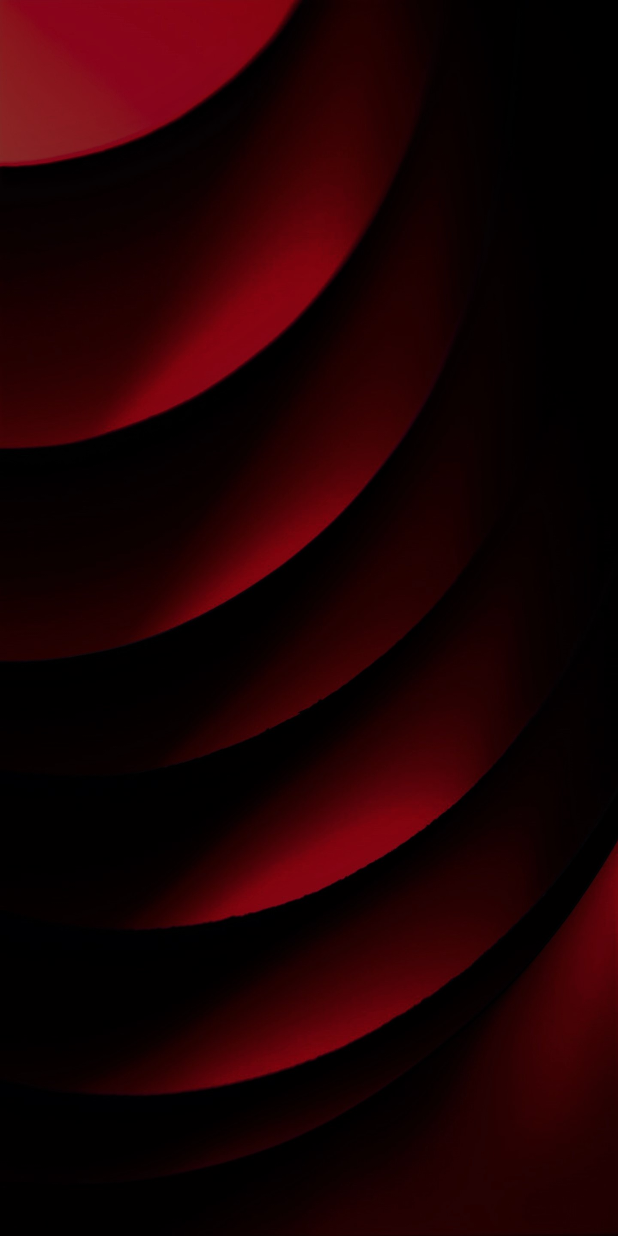
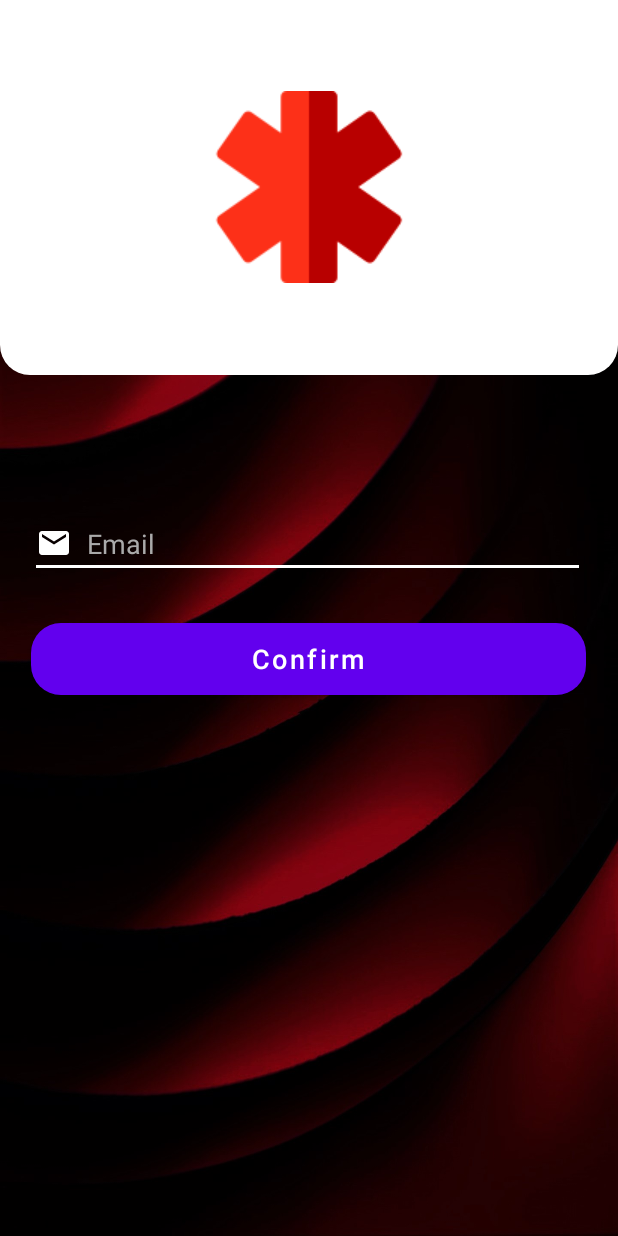
Before and after one commit to sin1102/Ambulance-booking, an Android app: the screen it shows after launch (ForgotPasswordActivity), after a tap on "Forgot Password ?", on a phone screen of 412 x 824 dp. Run offline under Robolectric (Android 15) with nearby library versions, the phone set to English and light mode, and no system bars; our stand-ins replace Firebase (no records; nobody signed in at launch, a user with empty details on screens opened directly); Roboto replaces fonts that are not available here.

Commit message:
Forgot Password

```diff
--- a/app/src/main/AndroidManifest.xml
+++ b/app/src/main/AndroidManifest.xml
@@ -46,7 +46,7 @@
             android:theme="@style/Theme.AppCompat.NoActionBar" />
         <activity
             android:name=".user.SignInActivity"
-            android:exported="true"
+            android:exported="false"
             android:theme="@style/Theme.AppCompat.NoActionBar" />
         <activity
             android:name=".SplashScreen.SplashScreen"
--- a/app/src/main/java/com/example/ambulancebooking/SplashScreen/SplashScreen.kt
+++ b/app/src/main/java/com/example/ambulancebooking/SplashScreen/SplashScreen.kt
@@ -17,9 +17,9 @@ class SplashScreen : AppCompatActivity() {
         setContentView(R.layout.activity_splash_screen)
 
         CoroutineScope(Dispatchers.Main).launch {
-            delay(6000L)
+            delay(3000L)
             startActivity(Intent(this@SplashScreen, SignInActivity::class.java))
-            finish()
+            finishAffinity()
         }
     }
 }
--- a/app/src/main/res/layout/activity_forgot_password.xml
+++ b/app/src/main/res/layout/activity_forgot_password.xml
@@ -4,10 +4,53 @@
     xmlns:tools="http://schemas.android.com/tools"
     android:layout_width="match_parent"
     android:layout_height="match_parent"
-    android:gravity="center"
     android:orientation="vertical"
+    android:layout_gravity="center"
     android:background="@drawable/paper_layers_red_193411_1440x2560"
     tools:context=".user.ForgotPasswordActivity">
 
+    <LinearLayout
+        android:layout_width="match_parent"
+        android:layout_height="250dp"
+        android:gravity="center"
+        android:background="@drawable/corner_radius_layout">
+
+        <ImageView
+            android:layout_width="wrap_content"
+            android:layout_height="wrap_content"
+            android:background="@drawable/star"/>
+    </LinearLayout>
+
+    <EditText
+        android:id="@+id/edtEmail"
+        android:layout_width="370dp"
+        android:layout_height="wrap_content"
+        android:textColor="@color/white"
+        android:hint="Email"
+        android:inputType="textEmailAddress"
+        android:backgroundTint="@color/white"
+        android:drawableStart="@drawable/ic_baseline_email_white"
+        android:drawablePadding="10dp"
+        android:textColorHint="#AAAAAA"
+        android:layout_marginStart="20dp"
+        android:layout_marginEnd="20dp"
+        android:layout_marginTop="90dp"
+        android:textSize="18sp"/>
+
+    <Button
+        android:id="@+id/btnConfirm"
+        android:layout_width="370dp"
+        android:layout_height="wrap_content"
+        android:background="@drawable/radius_corner_button_sign_in"
+        android:layout_gravity="center"
+        android:text="Confirm"
+        android:layout_marginStart="20dp"
+        android:layout_marginEnd="20dp"
+        android:layout_marginTop="30dp"
+        android:textSize="18sp"
+        android:textColor="@color/white"
+        android:textAllCaps="false" />
+
+
 
 </LinearLayout>
--- a/app/src/main/res/layout/activity_sign_in.xml
+++ b/app/src/main/res/layout/activity_sign_in.xml
@@ -18,8 +18,7 @@
         <ImageView
             android:layout_width="wrap_content"
             android:layout_height="wrap_content"
-            android:background="@drawable/star"
-            android:layout_gravity="center" />
+            android:background="@drawable/star"/>
     </LinearLayout>
 
     <TextView
```
Also changed, not shown: app/src/main/java/com/example/ambulancebooking/user/ForgotPasswordActivity.kt (+40 -0 lines), app/src/main/java/com/example/ambulancebooking/user/SignInActivity.kt (+5 -5 lines).
